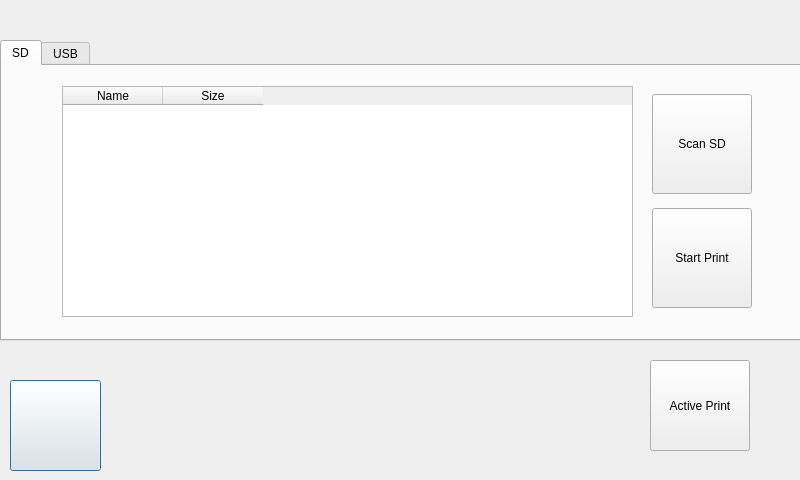
The window that ClientApp/qt/printwindow.ui (re3Dprinting/touchscreen) describes before a commit, drawn with Qt 5.
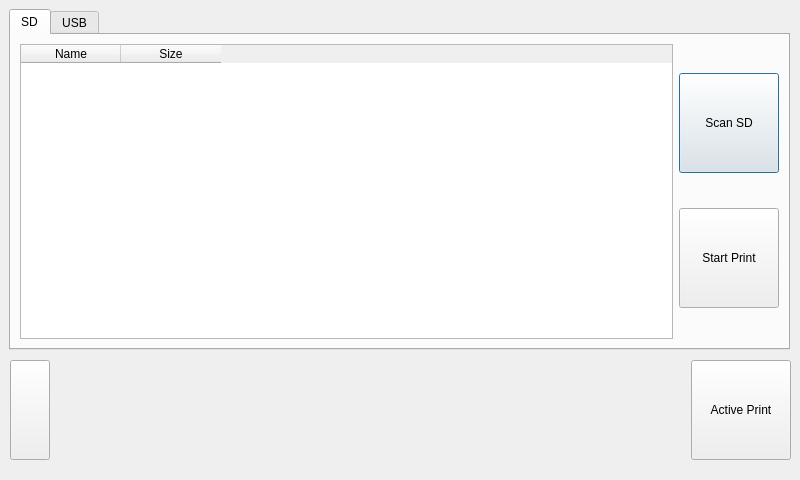
The same window after the commit. Icons and pictures are not drawn.

Commit message: Position updates added and print screen reorganized

```diff
--- a/ClientApp/qt/printwindow.ui
+++ b/ClientApp/qt/printwindow.ui
@@ -19,42 +19,13 @@
   <property name="windowTitle">
    <string>ControlWindow</string>
   </property>
-  <widget class="QPushButton" name="Back">
-   <property name="geometry">
-    <rect>
-     <x>10</x>
-     <y>380</y>
-     <width>91</width>
-     <height>91</height>
-    </rect>
-   </property>
-   <property name="maximumSize">
-    <size>
-     <width>100</width>
-     <height>100</height>
-    </size>
-   </property>
-   <property name="text">
-    <string/>
-   </property>
-   <property name="icon">
-    <iconset>
-     <normaloff>img/back.png</normaloff>img/back.png</iconset>
-   </property>
-   <property name="iconSize">
-    <size>
-     <width>100</width>
-     <height>100</height>
-    </size>
-   </property>
-  </widget>
   <widget class="QTabWidget" name="tabWidget">
    <property name="geometry">
     <rect>
-     <x>0</x>
-     <y>40</y>
-     <width>801</width>
-     <height>301</height>
+     <x>9</x>
+     <y>9</y>
+     <width>781</width>
+     <height>341</height>
     </rect>
    </property>
    <property name="currentIndex">
@@ -64,18 +35,37 @@
     <attribute name="title">
      <string>SD</string>
     </attribute>
-    <widget class="QWidget" name="layoutWidget">
-     <property name="geometry">
-      <rect>
-       <x>650</x>
-       <y>20</y>
-       <width>111</width>
-       <height>231</height>
-      </rect>
-     </property>
+    <layout class="QHBoxLayout" name="horizontalLayout">
+     <item>
+      <widget class="QTableWidget" name="FileList">
+       <column>
+        <property name="text">
+         <string>Name</string>
+        </property>
+       </column>
+       <column>
+        <property name="text">
+         <string>Size</string>
+        </property>
+       </column>
+      </widget>
+     </item>
+     <item>
      <layout class="QVBoxLayout" name="verticalLayout">
       <item>
        <widget class="QPushButton" name="ScanSD">
+         <property name="sizePolicy">
+          <sizepolicy hsizetype="Fixed" vsizetype="Fixed">
+           <horstretch>0</horstretch>
+           <verstretch>0</verstretch>
+          </sizepolicy>
+         </property>
+         <property name="minimumSize">
+          <size>
+           <width>100</width>
+           <height>0</height>
+          </size>
+         </property>
         <property name="maximumSize">
          <size>
           <width>100</width>
@@ -89,6 +79,18 @@
       </item>
       <item>
        <widget class="QPushButton" name="StartPrint">
+         <property name="sizePolicy">
+          <sizepolicy hsizetype="Fixed" vsizetype="Fixed">
+           <horstretch>0</horstretch>
+           <verstretch>0</verstretch>
+          </sizepolicy>
+         </property>
+         <property name="minimumSize">
+          <size>
+           <width>100</width>
+           <height>0</height>
+          </size>
+         </property>
         <property name="maximumSize">
          <size>
           <width>100</width>
@@ -101,27 +103,8 @@
        </widget>
       </item>
      </layout>
-    </widget>
-    <widget class="QTableWidget" name="FileList">
-     <property name="geometry">
-      <rect>
-       <x>60</x>
-       <y>20</y>
-       <width>571</width>
-       <height>231</height>
-      </rect>
-     </property>
-     <column>
-      <property name="text">
-       <string>Name</string>
-      </property>
-     </column>
-     <column>
-      <property name="text">
-       <string>Size</string>
-      </property>
-     </column>
-    </widget>
+     </item>
+    </layout>
    </widget>
    <widget class="QWidget" name="USB">
     <attribute name="title">
@@ -129,14 +112,62 @@
     </attribute>
    </widget>
   </widget>
+  <widget class="QWidget" name="">
+   <property name="geometry">
+    <rect>
+     <x>10</x>
+     <y>350</y>
+     <width>781</width>
+     <height>121</height>
+    </rect>
+   </property>
+   <layout class="QHBoxLayout" name="horizontalLayout_2">
+    <item>
+     <widget class="QPushButton" name="Back">
+      <property name="maximumSize">
+       <size>
+        <width>100</width>
+        <height>100</height>
+       </size>
+      </property>
+      <property name="text">
+       <string/>
+      </property>
+      <property name="icon">
+       <iconset>
+        <normaloff>img/back.png</normaloff>img/back.png</iconset>
+      </property>
+      <property name="iconSize">
+       <size>
+        <width>100</width>
+        <height>100</height>
+       </size>
+      </property>
+     </widget>
+    </item>
+    <item>
+     <spacer name="horizontalSpacer">
+      <property name="orientation">
+       <enum>Qt::Horizontal</enum>
+      </property>
+      <property name="sizeType">
+       <enum>QSizePolicy::Expanding</enum>
+      </property>
+      <property name="sizeHint" stdset="0">
+       <size>
+        <width>0</width>
+        <height>20</height>
+       </size>
+      </property>
+     </spacer>
+    </item>
+    <item>
   <widget class="QPushButton" name="ActivePrint">
-   <property name="geometry">
-    <rect>
-     <x>650</x>
-     <y>360</y>
+      <property name="minimumSize">
+       <size>
      <width>100</width>
-     <height>91</height>
-    </rect>
+        <height>0</height>
+       </size>
    </property>
    <property name="maximumSize">
     <size>
@@ -147,6 +178,9 @@
    <property name="text">
     <string>Active Print</string>
    </property>
+     </widget>
+    </item>
+   </layout>
   </widget>
  </widget>
  <resources/>
```
Lines whose indentation alone changed are shown as unchanged. The commit also changes 7 other files.
